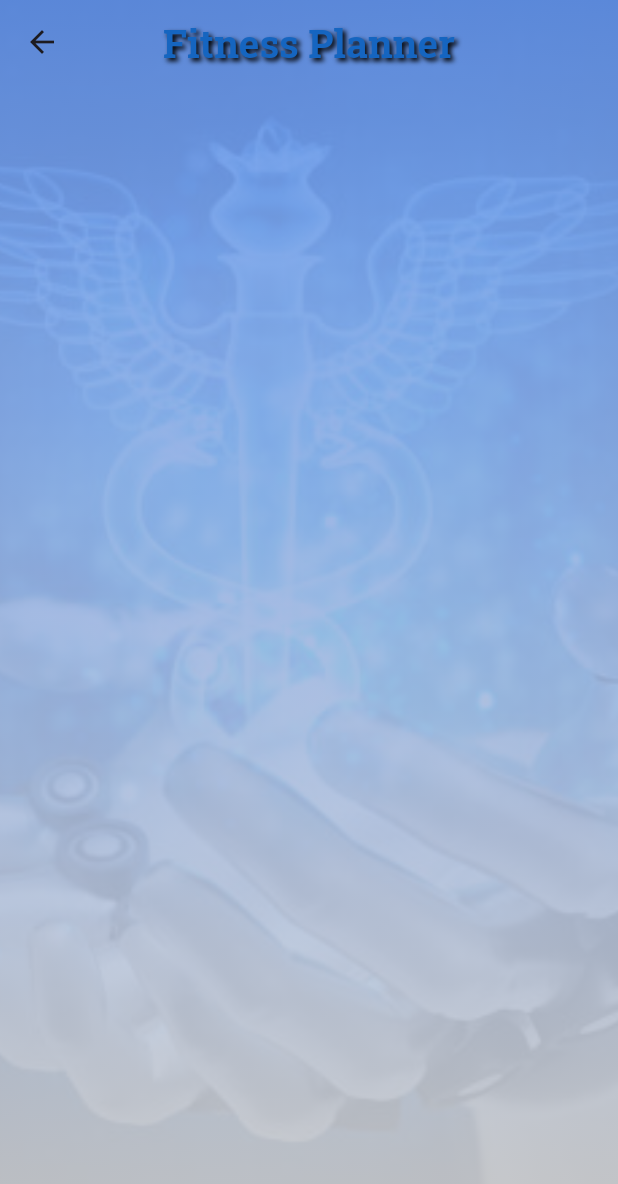
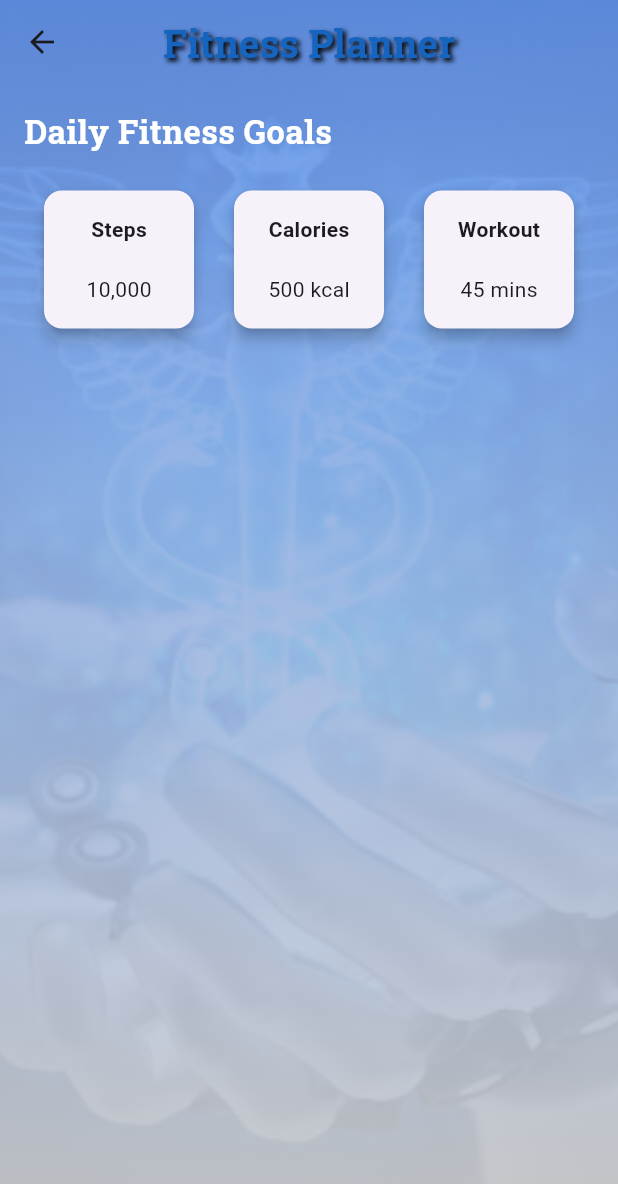
Before and after one commit to callmesidhu/AI-myAIdoctor-hackathon, a Flutter app: the PlannerPage screen opened directly, on a phone screen of 412 x 824 dp. Shown: the top 1184 px of the screen. Run offline on Flutter 3.47's test engine with Material 3 defaults, Android fonts, the phone set to English and light mode, and no system bars; our stand-ins replace google_fonts.

Commit message:
Added features for planner page

```diff
--- a/Flutter-My-Doctor-App/lib/pages/alert_page.dart
+++ b/Flutter-My-Doctor-App/lib/pages/alert_page.dart
@@ -108,7 +108,7 @@ extendBodyBehindAppBar: true,
                       'Medicine Reminders',
                       style: GoogleFonts.roboto(
                         fontSize: 26,
-                        fontWeight: FontWeight.w500,
+                        fontWeight: FontWeight.bold,
                         color: Colors.white,
                       ),
                     ),
@@ -131,7 +131,7 @@ extendBodyBehindAppBar: true,
                       'Appointment Reminders',
                       style: GoogleFonts.roboto(
                         fontSize: 26,
-                        fontWeight: FontWeight.w500,
+                        fontWeight: FontWeight.bold,
                         color: Colors.white,
                       ),
                     ),
--- a/Flutter-My-Doctor-App/lib/pages/planner_page.dart
+++ b/Flutter-My-Doctor-App/lib/pages/planner_page.dart
@@ -1,7 +1,14 @@
 import 'package:flutter/material.dart';
 import 'package:google_fonts/google_fonts.dart';
 
-class PlannerPage extends StatelessWidget {
+class PlannerPage extends StatefulWidget {
+  @override
+  _PlannerPageState createState() => _PlannerPageState();
+}
+
+class _PlannerPageState extends State<PlannerPage> {
+
+
   @override
   Widget build(BuildContext context) {
     return Scaffold(
@@ -28,7 +35,6 @@ class PlannerPage extends StatelessWidget {
       extendBodyBehindAppBar: true,
       body: Stack(
         children: [
-          // Background Image
           Positioned.fill(
             child: Image.asset(
               'assets/images/bg.jpg',
@@ -36,14 +42,13 @@ class PlannerPage extends StatelessWidget {
             ),
           ),
 
-          // Gradient Overlay
           Positioned.fill(
             child: Container(
               decoration: BoxDecoration(
                 gradient: LinearGradient(
                   colors: [
-                    Color.fromRGBO(100, 149, 237, 0.9), // custom blue tone
-                    Color.fromRGBO(211, 211, 211, 0.9), // light grey
+                    Color.fromRGBO(100, 149, 237, 0.9),
+                    Color.fromRGBO(211, 211, 211, 0.9),
                   ],
                   begin: Alignment.topCenter,
                   end: Alignment.bottomCenter,
@@ -52,10 +57,59 @@ class PlannerPage extends StatelessWidget {
             ),
           ),
 
-          // Page Content
+          SafeArea(
+            child: Padding(
+              padding: const EdgeInsets.all(16.0),
+              child: Column(
+                crossAxisAlignment: CrossAxisAlignment.start,
+                children: [
+                  Text(
+                    'Daily Fitness Goals',
+                    style: GoogleFonts.robotoSlab(
+                      fontSize: 22,
+                      fontWeight: FontWeight.bold,
+                      color: Colors.white,
+                    ),
+                  ),
 
+                  SizedBox(height: 20),
+
+                  Row(
+                    mainAxisAlignment: MainAxisAlignment.spaceAround,
+                    children: [
+                      _goalCard('Steps', '10,000'),
+                      _goalCard('Calories', '500 kcal'),
+                      _goalCard('Workout', '45 mins'),
+
+                    ],
+                  ),
+                ],
+              ),
+            ),
+          ),
         ],
       ),
     );
   }
+
+  Widget _goalCard(String title, String value) {
+    return Card(
+      elevation: 4,
+      shape: RoundedRectangleBorder(borderRadius: BorderRadius.circular(12)),
+      child: Container(
+        padding: EdgeInsets.all(16),
+        width: 100,
+        child: Column(
+          children: [
+            Text(
+              title,
+              style: GoogleFonts.roboto(fontWeight: FontWeight.bold),
+            ),
+            SizedBox(height: 20),
+            Text(value),
+          ],
+        ),
+      ),
+    );
+  }
 }
```
